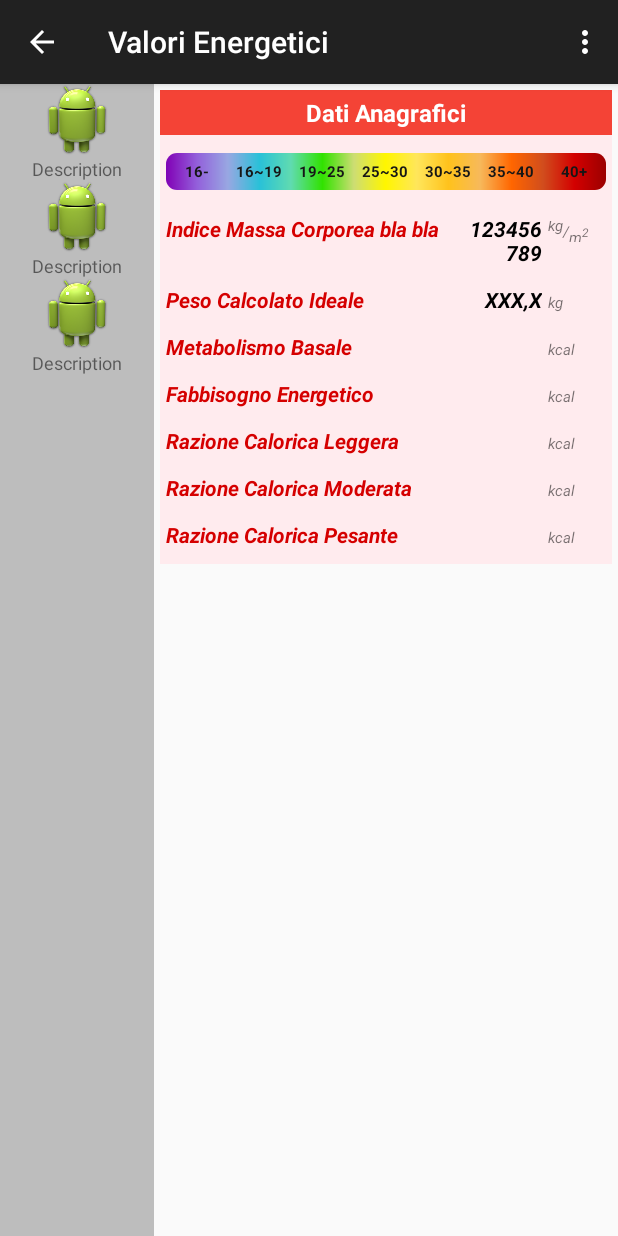
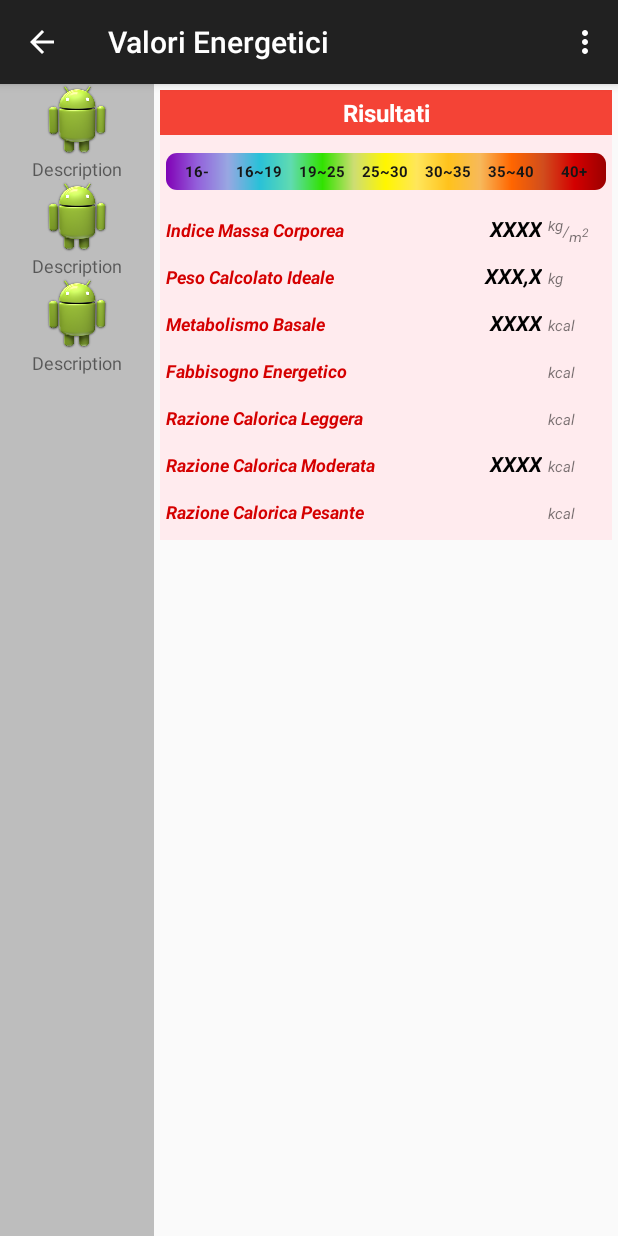
Before and after one commit to GLiccardo/IoNutrizionista, an Android app: the fragment FragmentRisultati placed in its activity, on a phone screen of 412 x 824 dp. Run offline under Robolectric (Android 15) with nearby library versions, the phone set to English and light mode, and no system bars; 1 statement that could not run was skipped.

Commit message:
Update 16/03/15: * Niente

```diff
--- a/app/src/main/java/it/giuseppeliccardo/ionutrizionista/FragmentDatiAnagrafici.java
+++ b/app/src/main/java/it/giuseppeliccardo/ionutrizionista/FragmentDatiAnagrafici.java
@@ -1,7 +1,8 @@
 package it.giuseppeliccardo.ionutrizionista;
 
+import android.app.Activity;
+import android.app.Fragment;
 import android.os.Bundle;
-import android.app.Fragment;
 import android.util.Log;
 import android.view.LayoutInflater;
 import android.view.View;
@@ -16,6 +17,11 @@ public class FragmentDatiAnagrafici extends Fragment {
         // Required empty public constructor
     }
 
+    // TODO: Interfaccia per la comunicazione con l'activity
+    public interface OnHeadlineSelectedListener {
+        public void onArticleSelected(int position);
+    }
+
     @Override
     public View onCreateView(LayoutInflater inflater, ViewGroup container,
                              Bundle savedInstanceState) {
@@ -24,4 +30,20 @@ public class FragmentDatiAnagrafici extends Fragment {
         return inflater.inflate(R.layout.fragment_dati_anagrafici, container, false);
     }
 
+
+    // TODO: Il fragment cattura l'interfaccia nell'onAttach
+    @Override
+    public void onAttach(Activity activity) {
+        super.onAttach(activity);
+
+        // This makes sure that the container activity has implemented
+        // the callback interface. If not, it throws an exception
+        try {
+            mCallback = (OnHeadlineSelectedListener) activity;
+        } catch (ClassCastException e) {
+            throw new ClassCastException(activity.toString()
+                    + " must implement OnHeadlineSelectedListener");
+        }
+    }
+
 }
--- a/app/src/main/res/layout/fragment_risultati.xml
+++ b/app/src/main/res/layout/fragment_risultati.xml
@@ -14,7 +14,7 @@
             android:padding="4dp"
             android:gravity="center"
             android:background="@color/red500"
-            android:text="@string/text_view_dati_anagrafici"
+            android:text="@string/text_view_risultati"
             android:textSize="@dimen/font_size_grande"
             android:textColor="@color/white"
             android:textStyle="bold" />
@@ -130,20 +130,20 @@
                 <TextView
                     android:layout_height="wrap_content"
                     android:layout_width="0dp"
-                    android:layout_weight="6.9"
+                    android:layout_weight="6.8"
                     android:maxLines="1"
                     android:text="@string/text_view_bmi"
-                    android:textSize="@dimen/font_size_medio"
+                    android:textSize="@dimen/font_size_piccolo"
                     android:textColor="@color/redA700"
                     android:textStyle="bold|italic" />
                 <TextView
                     android:id="@+id/text_view_bmi"
                     android:layout_height="wrap_content"
                     android:layout_width="0dp"
-                    android:layout_weight="1.8"
+                    android:layout_weight="1.9"
                     android:paddingRight="4dp" android:paddingEnd="4dp"
                     android:gravity="end"
-                    android:text="123456789"
+                    android:text="XXXX"
                     android:textColor="@color/nero"
                     android:textStyle="bold|italic" />
                 <TextView
@@ -163,16 +163,16 @@
                 <TextView
                     android:layout_height="wrap_content"
                     android:layout_width="0dp"
-                    android:layout_weight="6.9"
+                    android:layout_weight="6.8"
                     android:text="@string/text_view_peso_calcolato_ideale"
-                    android:textSize="@dimen/font_size_medio"
+                    android:textSize="@dimen/font_size_piccolo"
                     android:textColor="@color/redA700"
                     android:textStyle="bold|italic" />
                 <TextView
                     android:id="@+id/text_view_peso_calcolato_ideale"
                     android:layout_height="wrap_content"
                     android:layout_width="0dp"
-                    android:layout_weight="1.8"
+                    android:layout_weight="1.9"
                     android:paddingRight="4dp" android:paddingEnd="4dp"
                     android:gravity="end"
                     android:text="XXX,X"
@@ -194,18 +194,19 @@
                 <TextView
                     android:layout_height="wrap_content"
                     android:layout_width="0dp"
-                    android:layout_weight="6.9"
+                    android:layout_weight="6.8"
                     android:text="@string/text_view_metabolismo_basale"
-                    android:textSize="@dimen/font_size_medio"
+                    android:textSize="@dimen/font_size_piccolo"
                     android:textColor="@color/redA700"
                     android:textStyle="bold|italic" />
                 <TextView
                     android:id="@+id/text_view_metabolismo_basale"
                     android:layout_height="wrap_content"
                     android:layout_width="0dp"
-                    android:layout_weight="1.8"
+                    android:layout_weight="1.9"
                     android:paddingRight="4dp" android:paddingEnd="4dp"
                     android:gravity="end"
+                    android:text="XXXX"
                     android:textColor="@color/nero"
                     android:textStyle="bold|italic" />
                 <TextView
@@ -224,16 +225,16 @@
                 <TextView
                     android:layout_height="wrap_content"
                     android:layout_width="0dp"
-                    android:layout_weight="6.9"
+                    android:layout_weight="6.8"
                     android:text="@string/text_view_fabbisogno_energetico"
-                    android:textSize="@dimen/font_size_medio"
+                    android:textSize="@dimen/font_size_piccolo"
                     android:textColor="@color/redA700"
                     android:textStyle="bold|italic" />
                 <TextView
                     android:id="@+id/text_view_fabbisogno_energetico"
                     android:layout_height="wrap_content"
                     android:layout_width="0dp"
-                    android:layout_weight="1.8"
+                    android:layout_weight="1.9"
                     android:paddingRight="4dp" android:paddingEnd="4dp"
                     android:gravity="end"
                     android:textColor="@color/nero"
@@ -254,17 +255,17 @@
                 <TextView
                     android:layout_height="wrap_content"
                     android:layout_width="0dp"
-                    android:layout_weight="6.9"
+                    android:layout_weight="6.8"
                     android:maxLines="1"
                     android:text="@string/text_view_razione_calorica_leggera"
-                    android:textSize="@dimen/font_size_medio"
+                    android:textSize="@dimen/font_size_piccolo"
                     android:textColor="@color/redA700"
                     android:textStyle="bold|italic" />
                 <TextView
                     android:id="@+id/text_view_razione_calorica_leggera"
                     android:layout_height="wrap_content"
                     android:layout_width="0dp"
-                    android:layout_weight="1.8"
+                    android:layout_weight="1.9"
                     android:paddingRight="4dp" android:paddingEnd="4dp"
                     android:gravity="end"
                     android:textColor="@color/nero"
@@ -285,18 +286,19 @@
                 <TextView
                     android:layout_height="wrap_content"
                     android:layout_width="0dp"
-                    android:layout_weight="6.9"
+                    android:layout_weight="6.8"
                     android:text="@string/text_view_razione_calorica_moderata"
-                    android:textSize="@dimen/font_size_medio"
+                    android:textSize="@dimen/font_size_piccolo"
                     android:textColor="@color/redA700"
                     android:textStyle="bold|italic" />
                 <TextView
                     android:id="@+id/text_view_razione_calorica_moderata"
                     android:layout_height="wrap_content"
                     android:layout_width="0dp"
-                    android:layout_weight="1.8"
+                    android:layout_weight="1.9"
                     android:paddingRight="4dp" android:paddingEnd="4dp"
                     android:gravity="end"
+                    android:text="XXXX"
                     android:textColor="@color/nero"
                     android:textStyle="bold|italic" />
                 <TextView
@@ -315,16 +317,16 @@
                 <TextView
                     android:layout_height="wrap_content"
                     android:layout_width="0dp"
-                    android:layout_weight="6.9"
+                    android:layout_weight="6.8"
                     android:text="@string/text_view_razione_calorica_pesante"
-                    android:textSize="@dimen/font_size_medio"
+                    android:textSize="@dimen/font_size_piccolo"
                     android:textColor="@color/redA700"
                     android:textStyle="bold|italic" />
                 <TextView
                     android:id="@+id/text_view_razione_calorica_pesante"
                     android:layout_height="wrap_content"
                     android:layout_width="0dp"
-                    android:layout_weight="1.8"
+                    android:layout_weight="1.9"
                     android:paddingRight="4dp" android:paddingEnd="4dp"
                     android:gravity="end"
                     android:textColor="@color/nero"
--- a/app/src/main/res/values/strings.xml
+++ b/app/src/main/res/values/strings.xml
@@ -40,7 +40,7 @@
     <string name="text_view_circonferenza_polso">Polso: </string>
     <string name="text_view_circonferenza_braccio">Braccio: </string>
 
-    <string name="text_view_bmi">Indice Massa Corporea bla bla bla bla bla</string>
+    <string name="text_view_bmi">Indice Massa Corporea</string>
     <string name="text_view_peso_calcolato_ideale">Peso Calcolato Ideale</string>
     <string name="text_view_metabolismo_basale">Metabolismo Basale</string>
     <string name="text_view_fabbisogno_energetico">Fabbisogno Energetico</string>
```
